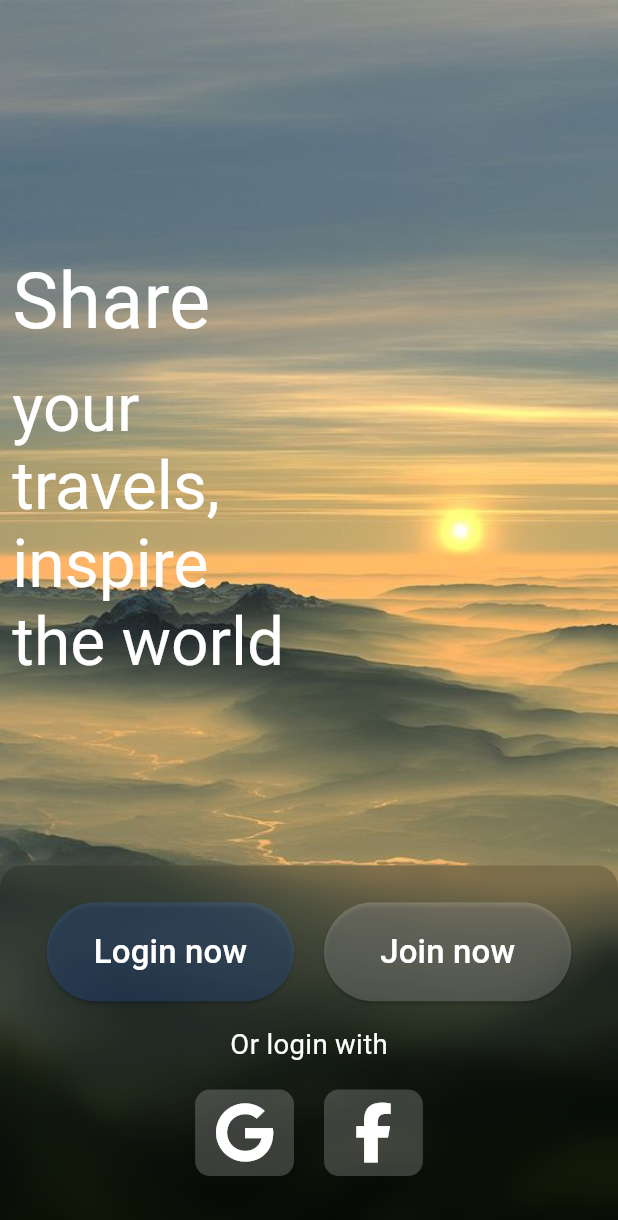
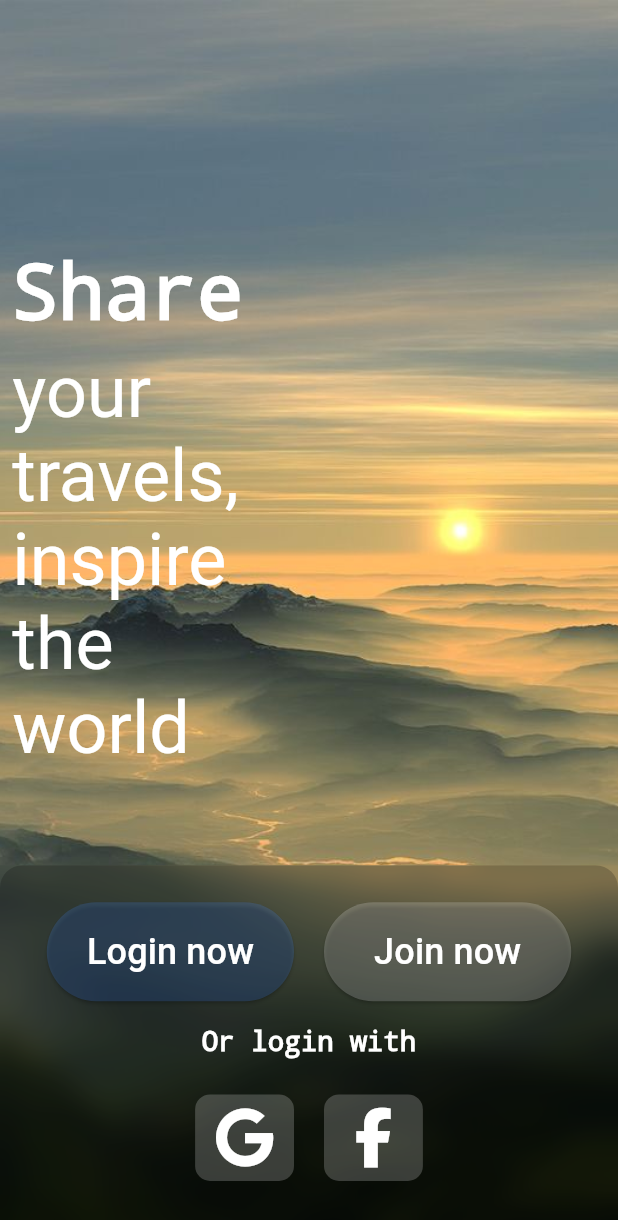
Before and after one commit to tranMinhTien2k3/Mobile_App_Travel_Community, a Flutter app: the screen it shows after launch, on a phone screen of 412 x 824 dp. Shown: the top 1220 px of the screen. Run offline on Flutter 3.47's test engine with Material 3 defaults, Android fonts, the phone set to English and light mode, and no system bars; drawn by our look-alikes of animated_text_kit, carousel_slider; our stand-ins replace flutter_riverpod, font_awesome_flutter.

Commit message:
(feature): complete welcome page

```diff
--- a/lib/Page/first_page.dart
+++ b/lib/Page/first_page.dart
@@ -1,6 +1,7 @@
 import 'dart:ui';
 
 import 'package:animated_text_kit/animated_text_kit.dart';
+import 'package:carousel_slider/carousel_slider.dart';
 import 'package:flutter/foundation.dart';
 import 'package:flutter/material.dart';
 import 'package:flutter/rendering.dart';
@@ -10,36 +11,59 @@ import 'package:travel_app/Dimension/dimension.dart';
 import 'package:travel_app/convert/convert.dart';
 
 class Splast_Page extends StatelessWidget {
-  const Splast_Page({super.key});
+  Splast_Page({Key? key});
+
+  List<String> imageList = [
+    'lib/assets/image/mountain.jpg',
+    'lib/assets/image/lake.jpg',
+    // 'lib/assets/image/lake2.jpg',
+    'lib/assets/image/mountain2.jpg',
+    'lib/assets/image/image.jpg'
+  ];
 
   @override
   Widget build(BuildContext context) {
-    return LayoutBuilder(
-      builder:(context, contrast){
-        SizeConfig().init(contrast);
-        return Scaffold(
-          body: Container(
-            height: SizeConfig.screenHeight,
-            width: SizeConfig.screenWidth,
-            decoration: BoxDecoration(
-              image: DecorationImage(
-                image: AssetImage('lib/assets/image/mountain.jpg'),
-                fit: BoxFit.cover
-              )
-            ),
-            child: Stack(
+    return Stack(
+      children: [
+        CarouselSlider(
+          options: CarouselOptions(
+            autoPlay: true,
+            autoPlayInterval: Duration(seconds: 3),
+            autoPlayAnimationDuration: Duration(milliseconds: 800),
+            autoPlayCurve: Curves.fastOutSlowIn,
+            enableInfiniteScroll: true,
+            viewportFraction: 1.0,
+            aspectRatio: MediaQuery.of(context).size.width / MediaQuery.of(context).size.height,
+          ),
+          items: imageList.map((imageUrl) {
+            return Container(
+              height: MediaQuery.of(context).size.height,
+              width: MediaQuery.of(context).size.width,
+              decoration: BoxDecoration(
+                image: DecorationImage(
+                  image: AssetImage(imageUrl),
+                  fit: BoxFit.cover,
+                ),
+              ),
+            );
+          }).toList(),
+        ),
+        LayoutBuilder(
+          builder: (context, constraints) {
+            SizeConfig().init(constraints);
+            return Stack(
               children: [
                 Align(
                   alignment: Alignment.centerLeft,
                   child: Column(
                     children: [
                       SizedBox(
-                        height: SizeConfig.screenHeight*0.2,
+                        height: MediaQuery.of(context).size.height * 0.2,
                       ),
                       Container(
-                        padding: EdgeInsets.only(left: SizeConfig.screenWidth * 0.02),
+                        padding: EdgeInsets.only(left: MediaQuery.of(context).size.width * 0.02),
                         alignment: Alignment.topLeft,
-                        width: SizeConfig.screenWidth * 0.5,
+                        width: MediaQuery.of(context).size.width * 0.5,
                         child: Column(
                           crossAxisAlignment: CrossAxisAlignment.start,
                           children: <Widget>[
@@ -47,21 +71,25 @@ class Splast_Page extends StatelessWidget {
                               'Share',
                               style: TextStyle(
                                 color: Colors.white,
-                                fontSize: Converts.c56
+                                fontSize: Converts.c56,
+                                decoration: TextDecoration.none // Size của text không cần sử dụng từ Convert
                               ),
                             ),
                             SizedBox(
-                              height: SizeConfig.screenHeight*0.01,
+                              height: MediaQuery.of(context).size.height * 0.01,
                             ),
                             DefaultTextStyle(
                               style:TextStyle(
                                 color: Colors.white,
-                                fontSize: Converts.c48
+                                fontSize: 48, // Size của text không cần sử dụng từ Convert
                               ),
                               child: AnimatedTextKit(
+                                repeatForever: true,
                                 animatedTexts: [
-                                  TyperAnimatedText('your travels, inspire the world', speed: Duration(milliseconds: 100)),
-                                  TyperAnimatedText('the joy of travel, one story at a time', speed: Duration(milliseconds: 100))
+                                  FadeAnimatedText('your travels, inspire the world', duration: Duration(milliseconds: 3000)),
+                                  FadeAnimatedText('the joy of travel, one story at a time', duration: Duration(milliseconds: 2000)),
+                                  FadeAnimatedText('your adventures, ignite wanderlust', duration: Duration(milliseconds: 2000)),
+                                  FadeAnimatedText('your journeys, create memories', duration: Duration(milliseconds: 2000))
                                 ],
                               ),
                             ),
@@ -77,20 +105,21 @@ class Splast_Page extends StatelessWidget {
                     child: BackdropFilter(
                       filter: ImageFilter.blur(sigmaY: 10, sigmaX: 10),
                       child: Container(
-                        height: SizeConfig.screenHeight * 0.3,
+                        height: MediaQuery.of(context).size.height * 0.3,
                         decoration: BoxDecoration(
                           color: Colors.transparent.withOpacity(0.2),
                           borderRadius: BorderRadius.only(
                             topLeft: Radius.circular(15),
-                            topRight: Radius.circular(15))
+                            topRight: Radius.circular(15)
+                          ),
                         ),
                         child: Column(
                           children: [
                             SizedBox(
-                              height: SizeConfig.screenHeight*0.03,
+                              height: MediaQuery.of(context).size.height * 0.03,
                             ),
                             Container(
-                              width: SizeConfig.screenWidth,
+                              width: MediaQuery.of(context).size.width,
                               alignment: Alignment.center,
                               child: Wrap(
                                 alignment: WrapAlignment.spaceBetween,
@@ -98,8 +127,8 @@ class Splast_Page extends StatelessWidget {
                                 spacing: 20,
                                 children: <Widget>[
                                   Container(
-                                    width: SizeConfig.screenWidth * 0.4,
-                                    height: SizeConfig.screenHeight *0.08,
+                                    width: MediaQuery.of(context).size.width * 0.4,
+                                    height: MediaQuery.of(context).size.height * 0.08,
                                     child: ElevatedButton(
                                       style: ElevatedButton.styleFrom(
                                         backgroundColor: Colors.blueAccent.withOpacity(0.2),
@@ -109,25 +138,25 @@ class Splast_Page extends StatelessWidget {
                                         'Login now',
                                         style: TextStyle(
                                           color: Colors.white,
-                                          fontSize: Converts.c24
+                                          fontSize: 24, // Size của text không cần sử dụng từ Convert
                                         ),
                                       ),
                                     ),
                                   ),
                                   Container(
-                                    width: SizeConfig.screenWidth * 0.4,
-                                    height: SizeConfig.screenHeight *0.08,
+                                    width: MediaQuery.of(context).size.width * 0.4,
+                                    height: MediaQuery.of(context).size.height * 0.08,
                                     child: ElevatedButton(
                                       style: ElevatedButton.styleFrom(
                                         backgroundColor: Colors.white24.withOpacity(0.2),
-                                        padding: EdgeInsets.all(15)
+                                        padding: EdgeInsets.all(15),
                                       ),
                                       onPressed: (){},
                                       child: Text(
                                         'Join now',
                                         style: TextStyle(
                                           color: Colors.white,
-                                          fontSize: Converts.c24
+                                          fontSize: 24, // Size của text không cần sử dụng từ Convert
                                         ),
                                       ),
                                     ),
@@ -136,17 +165,18 @@ class Splast_Page extends StatelessWidget {
                               ),
                             ),
                             SizedBox(
-                              height: SizeConfig.screenHeight * 0.02,
+                              height: MediaQuery.of(context).size.height * 0.02,
                             ),
                             Text(
                               'Or login with',
                               style: TextStyle(
                                 fontSize: Converts.c20,
-                                color: Colors.white
+                                color: Colors.white,
+                                decoration: TextDecoration.none
                               ),
                             ),
                             SizedBox(
-                              height: SizeConfig.screenHeight * 0.02,
+                              height: SizeConfig.screenHeight * 0.03,
                             ),
                             Wrap(
                               alignment: WrapAlignment.spaceBetween,
@@ -154,11 +184,11 @@ class Splast_Page extends StatelessWidget {
                               spacing: 20,
                               children: <Widget>[
                                 Container(
-                                  height: SizeConfig.screenHeight * 0.07,
-                                  width: SizeConfig.screenWidth * 0.16,
+                                  height: MediaQuery.of(context).size.height * 0.07,
+                                  width: MediaQuery.of(context).size.width * 0.16,
                                   decoration: BoxDecoration(
                                     color: Colors.white.withOpacity(0.2),
-                                    borderRadius: BorderRadius.circular(10)
+                                    borderRadius: BorderRadius.circular(10),
                                   ),
                                   child: IconButton(
                                     onPressed: (){},
@@ -170,11 +200,11 @@ class Splast_Page extends StatelessWidget {
                                   ),
                                 ),
                                 Container(
-                                  height: SizeConfig.screenHeight * 0.07,
-                                  width: SizeConfig.screenWidth * 0.16,
+                                  height: MediaQuery.of(context).size.height * 0.07,
+                                  width: MediaQuery.of(context).size.width * 0.16,
                                   decoration: BoxDecoration(
                                     color: Colors.white.withOpacity(0.2),
-                                    borderRadius: BorderRadius.circular(10)
+                                    borderRadius: BorderRadius.circular(10),
                                   ),
                                   child: IconButton(
                                     onPressed: (){},
@@ -194,10 +224,10 @@ class Splast_Page extends StatelessWidget {
                   )
                 )
               ]
-            ),
-          ),
-        );
-      }
+            );
+          },
+        ),
+      ]
     );
   }
 }
--- a/pubspec.yaml
+++ b/pubspec.yaml
@@ -41,6 +41,7 @@ dependencies:
   animated_text_lerp: ^1.0.5
   animated_text_kit: ^4.2.2
   font_awesome_flutter: ^10.7.0
+  carousel_slider: ^4.2.1
 
 dev_dependencies:
   flutter_test:
```
Also changed, not shown: lib/Page/forgot_pass_page.dart (line endings or trailing spaces), lib/assets/image/image.jpg (added), lib/assets/image/lake.jpg (added), lib/assets/image/lake2.jpg (added), lib/assets/image/mountain2.jpg (added), pubspec.lock.
